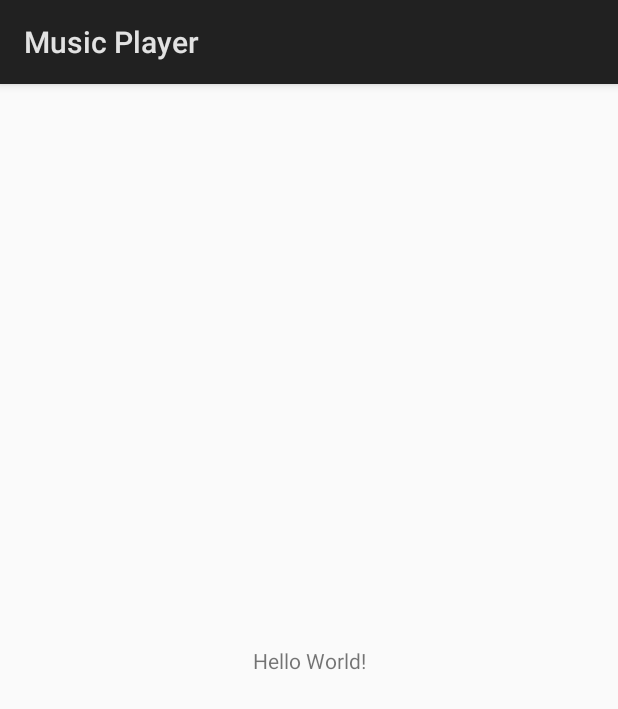
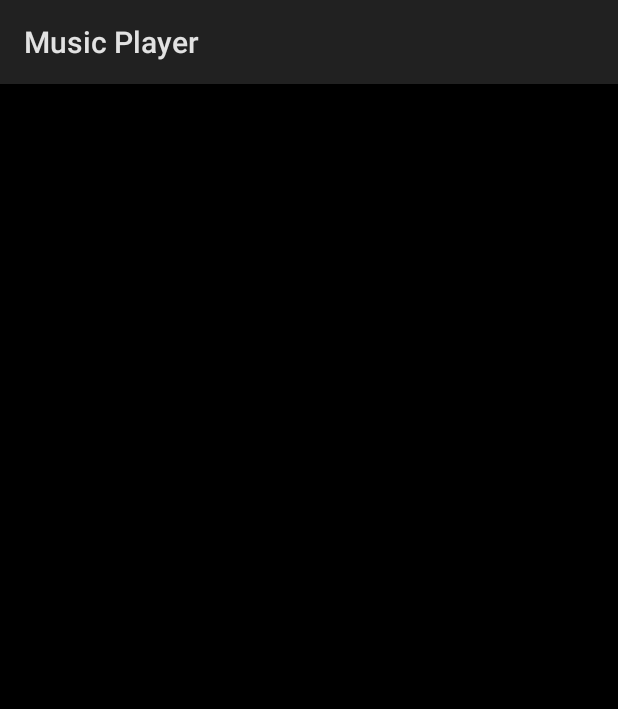
Before and after one commit to Jarkendar/MusicPlayer, an Android app: the screen it shows after launch (PlayerActivity), on a phone screen of 412 x 824 dp. Shown: the top 709 px of the screen. Run offline under Robolectric (Android 15) with nearby library versions, the phone set to English and light mode, and no system bars.

Commit message:
Add and change background color to black, text to white

```diff
--- a/app/src/main/res/layout/activity_launcher.xml
+++ b/app/src/main/res/layout/activity_launcher.xml
@@ -4,6 +4,7 @@
     xmlns:tools="http://schemas.android.com/tools"
     android:layout_width="match_parent"
     android:layout_height="match_parent"
+    android:background="@color/colorBlackBackground"
     tools:context=".LauncherActivity">
 
     <ImageView
@@ -28,6 +29,7 @@
         android:layout_marginStart="8dp"
         android:layout_marginTop="8dp"
         android:text="@string/app_producer"
+        android:textColor="@color/colorWhiteText"
         android:textSize="@dimen/producer_text_size"
         app:layout_constraintBottom_toBottomOf="parent"
         app:layout_constraintEnd_toEndOf="parent"
--- a/app/src/main/res/layout/activity_main.xml
+++ b/app/src/main/res/layout/activity_main.xml
@@ -4,15 +4,7 @@
     xmlns:tools="http://schemas.android.com/tools"
     android:layout_width="match_parent"
     android:layout_height="match_parent"
+    android:background="@color/colorBlackBackground"
     tools:context=".PlayerActivity">
 
-    <TextView
-        android:layout_width="wrap_content"
-        android:layout_height="wrap_content"
-        android:text="Hello World!"
-        app:layout_constraintBottom_toBottomOf="parent"
-        app:layout_constraintLeft_toLeftOf="parent"
-        app:layout_constraintRight_toRightOf="parent"
-        app:layout_constraintTop_toTopOf="parent" />
-
 </android.support.constraint.ConstraintLayout>
--- a/app/src/main/res/values/colors.xml
+++ b/app/src/main/res/values/colors.xml
@@ -3,4 +3,7 @@
     <color name="colorPrimary">#3F51B5</color>
     <color name="colorPrimaryDark">#303F9F</color>
     <color name="colorAccent">#FF4081</color>
+
+    <color name="colorBlackBackground">#000000</color>
+    <color name="colorWhiteText">#ffffff</color>
 </resources>
```
